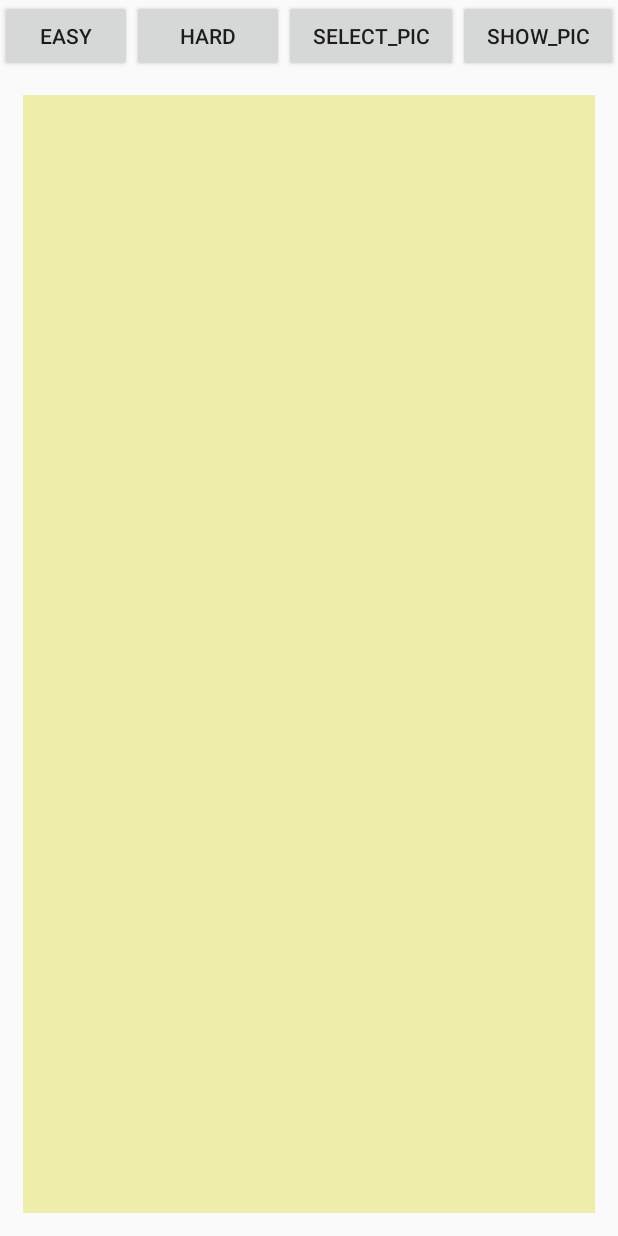
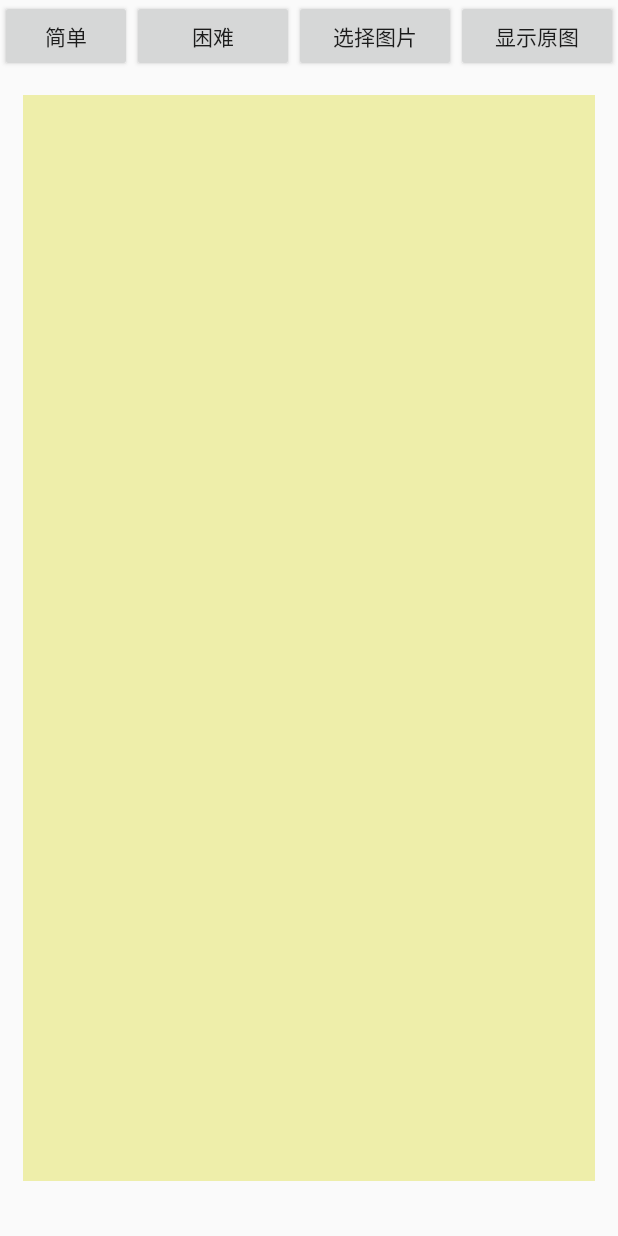
Before and after one commit to Routee/Test, an Android app: the screen it shows after launch (GameActivity), on a phone screen of 412 x 824 dp. Run offline under Robolectric (Android 15) with nearby library versions, the phone set to English and light mode, and no system bars; our stand-ins replace ButterKnife; libraries missing offline, so code that uses them is left out: com.lzy.imagepicker, com.tbruyelle.rxpermissions2; 6 statements that could not run were skipped.

Commit message:
修改gitIgnore文件

```diff
--- a/app/build.gradle
+++ b/app/build.gradle
@@ -49,6 +49,7 @@ dependencies {
     //RxPermission
     implementation 'com.tbruyelle.rxpermissions2:rxpermissions:0.9.5@aar'
     implementation 'io.reactivex.rxjava2:rxjava:2.1.7'
+
     implementation 'com.android.support:multidex:1.0.3'
     implementation 'com.lzy.widget:imagepicker:0.6.1'
     implementation 'com.github.bumptech.glide:glide:3.7.0'
--- a/app/src/main/java/com/routee/game/module/game/GameActivity.java
+++ b/app/src/main/java/com/routee/game/module/game/GameActivity.java
@@ -5,6 +5,7 @@ import android.content.Intent;
 import android.view.MotionEvent;
 import android.view.View;
 import android.widget.Button;
+import android.widget.TextView;
 import android.widget.Toast;
 
 import com.lzy.imagepicker.ImagePicker;
@@ -38,6 +39,8 @@ public class GameActivity extends BaseActivity implements View.OnTouchListener,
     Button          mBtEasy;
     @BindView(R.id.bt_hard)
     Button          mBtHard;
+    @BindView(R.id.tv_time)
+    TextView        mTvTime;
 
     private final int SELECT_PIC = 100;
     private ImageItem mImageItem;
--- a/app/src/main/res/layout/activity_main.xml
+++ b/app/src/main/res/layout/activity_main.xml
@@ -18,37 +18,48 @@
             android:id="@+id/bt_easy"
             android:layout_width="wrap_content"
             android:layout_height="wrap_content"
-            android:text="Easy"/>
+            android:text="简单"/>
 
         <Button
             android:id="@+id/bt_hard"
             android:layout_width="wrap_content"
             android:layout_height="wrap_content"
             android:layout_weight="1"
-            android:text="Hard"/>
+            android:text="困难"/>
 
         <Button
             android:id="@+id/bt_select_pic"
             android:layout_width="wrap_content"
             android:layout_height="wrap_content"
             android:layout_weight="1"
-            android:text="Select_Pic"/>
+            android:text="选择图片"/>
 
         <Button
             android:id="@+id/bt_show_pic"
             android:layout_width="wrap_content"
             android:layout_height="wrap_content"
             android:layout_weight="1"
-            android:text="Show_Pic"/>
+            android:text="显示原图"/>
     </LinearLayout>
 
     <com.routee.game.view.NinePicGameView
         android:id="@+id/game_view"
         android:layout_width="match_parent"
-        android:layout_height="match_parent"
+        android:layout_height="0dp"
         android:layout_margin="15dp"
+        android:layout_weight="1"
         android:background="#eea"
         android:scaleType="fitXY"
         app:separator_line_width="1"/>
 
+    <TextView
+        android:id="@+id/tv_time"
+        android:layout_width="match_parent"
+        android:layout_height="wrap_content"
+        android:gravity="right"
+        android:paddingLeft="15dp"
+        android:paddingRight="15dp"
+        android:text="开始时间:"
+        android:textColor="#5ca"
+        android:visibility="invisible"/>
 </LinearLayout>
```
